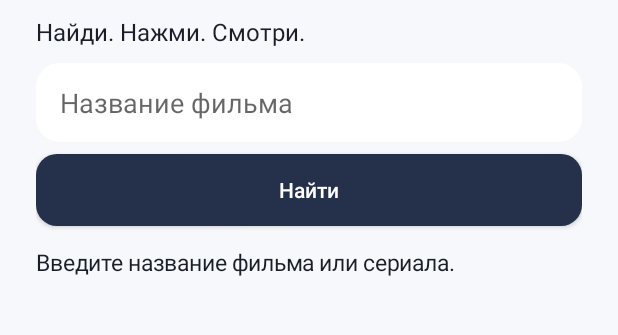
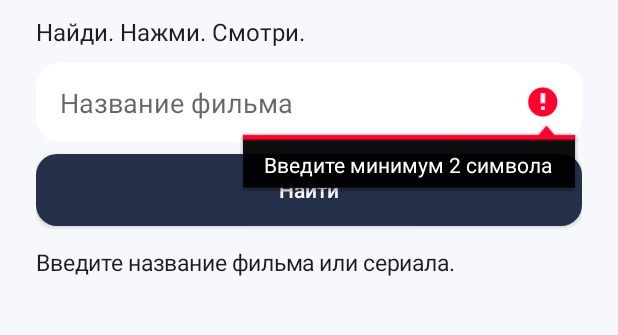
Before and after one commit to germany95reg-boop/KINEXO, an Android app: the screen it shows after launch (MainActivity), after a tap on "Найти", on a phone screen of 412 x 824 dp, the part 151-486 px from its top. Run offline under Robolectric (Android 15) with nearby library versions, the phone set to English and light mode, and no system bars.

Commit message:
Improve query validation and partial outage fallback

```diff
--- a/app/src/main/java/app/kinexo/MainActivity.java
+++ b/app/src/main/java/app/kinexo/MainActivity.java
@@ -7,13 +7,13 @@ public class MainActivity extends Activity {
  public void onCreate(Bundle b){super.onCreate(b);endpoint=BuildConfig.SEARCH_API.trim().replaceAll("/+$","");home();}
  GradientDrawable round(int color,int radius){GradientDrawable d=new GradientDrawable();d.setColor(color);d.setCornerRadius(dp(radius));return d;}
  void style(Button b,boolean primary){b.setAllCaps(false);b.setTextColor(primary?Color.WHITE:Color.rgb(25,30,40));b.setBackground(round(primary?Color.rgb(37,48,75):Color.WHITE,14));b.setPadding(dp(16),dp(12),dp(16),dp(12));LinearLayout.LayoutParams p=new LinearLayout.LayoutParams(-1,-2);p.setMargins(0,dp(8),0,dp(4));b.setLayoutParams(p);}
- void home(){generation++; failover=null; video=null; root=new LinearLayout(this);root.setOrientation(1);root.setPadding(dp(24),dp(32),dp(24),dp(16));root.setBackgroundColor(Color.rgb(247,248,251));setContentView(root);root.setOnApplyWindowInsetsListener((v,i)->{v.setPadding(dp(24),dp(20)+i.getSystemWindowInsetTop(),dp(24),dp(16)+i.getSystemWindowInsetBottom());return i;});TextView brand=label("KINEXO",36);brand.setTypeface(Typeface.DEFAULT,Typeface.BOLD);root.addView(brand);root.addView(label("Найди. Нажми. Смотри.",16));query=new EditText(this);query.setSingleLine(true);query.setText(lastQuery);query.setHint("Название фильма");query.setImeOptions(3);query.setBackground(round(Color.WHITE,16));query.setPadding(dp(16),dp(14),dp(16),dp(14));root.addView(query);Button b=new Button(this);b.setText("Найти");style(b,true);root.addView(b);b.setOnClickListener(v->search());query.setOnEditorActionListener((v,a,e)->{search();return true;});ScrollView sc=new ScrollView(this);results=new LinearLayout(this);results.setOrientation(1);sc.addView(results);root.addView(sc,new LinearLayout.LayoutParams(-1,0,1));results.addView(label("Введите название фильма или сериала.",15));}
- JSONObject get(String url)throws Exception{HttpURLConnection c=(HttpURLConnection)new URL(url).openConnection();c.setConnectTimeout(10000);c.setReadTimeout(25000);try(InputStream in=c.getInputStream();ByteArrayOutputStream out=new ByteArrayOutputStream()){byte[] buf=new byte[8192];int n;while((n=in.read(buf))!=-1){out.write(buf,0,n);if(out.size()>8000000)throw new IOException("Response too large");}return new JSONObject(out.toString("UTF-8"));}finally{c.disconnect();}}
+ void home(){generation++; failover=null; video=null; root=new LinearLayout(this);root.setOrientation(1);root.setPadding(dp(24),dp(32),dp(24),dp(16));root.setBackgroundColor(Color.rgb(247,248,251));setContentView(root);root.setOnApplyWindowInsetsListener((v,i)->{v.setPadding(dp(24),dp(20)+i.getSystemWindowInsetTop(),dp(24),dp(16)+i.getSystemWindowInsetBottom());return i;});TextView brand=label("KINEXO",36);brand.setTypeface(Typeface.DEFAULT,Typeface.BOLD);root.addView(brand);root.addView(label("Найди. Нажми. Смотри.",16));query=new EditText(this);query.setSingleLine(true);query.setFilters(new android.text.InputFilter[]{new android.text.InputFilter.LengthFilter(150)});query.setText(lastQuery);query.setHint("Название фильма");query.setImeOptions(3);query.setBackground(round(Color.WHITE,16));query.setPadding(dp(16),dp(14),dp(16),dp(14));root.addView(query);Button b=new Button(this);b.setText("Найти");style(b,true);root.addView(b);b.setOnClickListener(v->search());query.setOnEditorActionListener((v,a,e)->{search();return true;});ScrollView sc=new ScrollView(this);results=new LinearLayout(this);results.setOrientation(1);sc.addView(results);root.addView(sc,new LinearLayout.LayoutParams(-1,0,1));results.addView(label("Введите название фильма или сериала.",15));}
+ JSONObject get(String url)throws Exception{HttpURLConnection c=(HttpURLConnection)new URL(url).openConnection();c.setRequestProperty("Accept","application/json");c.setConnectTimeout(10000);c.setReadTimeout(25000);try(InputStream in=c.getInputStream();ByteArrayOutputStream out=new ByteArrayOutputStream()){byte[] buf=new byte[8192];int n;while((n=in.read(buf))!=-1){out.write(buf,0,n);if(out.size()>8000000)throw new IOException("Response too large");}return new JSONObject(out.toString("UTF-8"));}finally{c.disconnect();}}
  String enc(String s)throws Exception{return URLEncoder.encode(s,"UTF-8");}
- void search(){String q=query.getText().toString().trim();if(q.isEmpty())return;lastQuery=q;((InputMethodManager)getSystemService(INPUT_METHOD_SERVICE)).hideSoftInputFromWindow(query.getWindowToken(),0);if(!endpoint.isEmpty()){serverSearch(q);return;}archiveSearch(q);}
+ void search(){String q=query.getText().toString().trim();if(q.length()<2){query.setError("Введите минимум 2 символа");return;}if(q.length()>150){query.setError("Максимум 150 символов");return;}query.setError(null);lastQuery=q;((InputMethodManager)getSystemService(INPUT_METHOD_SERVICE)).hideSoftInputFromWindow(query.getWindowToken(),0);if(!endpoint.isEmpty()){serverSearch(q);return;}archiveSearch(q);}
  void archiveSearch(String q){int token=++generation;results.removeAllViews();results.addView(label("Поиск…",16));new Thread(()->{try{String safe=q.replaceAll("[^\\p{L}\\p{N} ]"," ");JSONObject j=get("https://archive.org/advancedsearch.php?q="+enc("title:("+safe+") AND mediatype:movies AND licenseurl:*creativecommons.org*")+"&fl[]=identifier&fl[]=title&rows=25&output=json");JSONArray a=j.getJSONObject("response").getJSONArray("docs");runOnUiThread(()->{if(token!=generation)return;results.removeAllViews();if(a.length()==0)results.addView(label("Ничего не найдено",18));for(int i=0;i<a.length();i++){JSONObject m=a.optJSONObject(i);if(m==null)continue;String id=m.optString("identifier"),title=m.optString("title",id);Button row=new Button(this);row.setAllCaps(false);row.setText("▶  "+title);style(row,false);results.addView(row);row.setOnClickListener(v->resolve(id,title));}});}catch(Exception e){runOnUiThread(()->{if(token==generation){results.removeAllViews();results.addView(label("Ошибка сети. Повторите поиск.",16));}});}}).start();}
 
- void serverSearch(String q){int token=++generation;String base=endpoint;results.removeAllViews();results.addView(label("Поиск по источникам…",16));new Thread(()->{try{JSONObject data=get(base+"/search?q="+enc(q));JSONArray items=data.getJSONArray("results");runOnUiThread(()->{if(token!=generation)return;results.removeAllViews();if(items.length()==0)results.addView(label("Ничего не найдено",18));JSONArray failed=data.optJSONArray("unavailable_providers");if(failed!=null&&failed.length()>0)results.addView(label("Часть источников недоступна",14));for(int i=0;i<items.length();i++){JSONObject item=items.optJSONObject(i);if(item==null)continue;Button row=new Button(this);row.setAllCaps(false);row.setText("▶  "+item.optString("title"));style(row,false);results.addView(row);row.setOnClickListener(v->{java.util.ArrayList<String> urls=new java.util.ArrayList<>();addUrl(urls,item.optString("url"));JSONArray alt=item.optJSONArray("alternatives");if(alt!=null)for(int k=0;k<alt.length();k++){JSONObject a=alt.optJSONObject(k);if(a!=null)addUrl(urls,a.optString("url"));}if(!urls.isEmpty())playAlternatives(item.optString("title"),urls,0);else Toast.makeText(this,"Нет доступного видео",Toast.LENGTH_SHORT).show();});}});}catch(Exception e){runOnUiThread(()->{if(token==generation){archiveSearch(q);}});}}).start();}
+ void serverSearch(String q){int token=++generation;String base=endpoint;results.removeAllViews();results.addView(label("Поиск по источникам…",16));new Thread(()->{try{JSONObject data=get(base+"/search?q="+enc(q));JSONArray items=data.getJSONArray("results");runOnUiThread(()->{if(token!=generation)return;results.removeAllViews();JSONArray failed=data.optJSONArray("unavailable_providers");if(items.length()==0&&failed!=null&&failed.length()>0){archiveSearch(q);return;}if(items.length()==0)results.addView(label("Ничего не найдено",18));if(failed!=null&&failed.length()>0)results.addView(label("Часть источников недоступна",14));for(int i=0;i<items.length();i++){JSONObject item=items.optJSONObject(i);if(item==null)continue;Button row=new Button(this);row.setAllCaps(false);row.setText("▶  "+item.optString("title"));style(row,false);results.addView(row);row.setOnClickListener(v->{java.util.ArrayList<String> urls=new java.util.ArrayList<>();addUrl(urls,item.optString("url"));JSONArray alt=item.optJSONArray("alternatives");if(alt!=null)for(int k=0;k<alt.length();k++){JSONObject a=alt.optJSONObject(k);if(a!=null)addUrl(urls,a.optString("url"));}if(!urls.isEmpty())playAlternatives(item.optString("title"),urls,0);else Toast.makeText(this,"Нет доступного видео",Toast.LENGTH_SHORT).show();});}});}catch(Exception e){runOnUiThread(()->{if(token==generation){archiveSearch(q);}});}}).start();}
  void addUrl(java.util.ArrayList<String> urls,String u){if("https".equals(Uri.parse(u).getScheme())&&!urls.contains(u))urls.add(u);}
  void playAlternatives(String title,java.util.ArrayList<String> urls,int index){play(title,urls.get(index));failover=()->{if(index+1<urls.size()){video.release();playAlternatives(title,urls,index+1);}else Toast.makeText(this,"Все источники недоступны",Toast.LENGTH_LONG).show();};}
  void resolve(String id,String title){int token=++generation;results.removeAllViews();results.addView(label("Подготовка видео…",16));new Thread(()->{try{JSONObject j=get("https://archive.org/metadata/"+enc(id));JSONArray a=j.getJSONArray("files");String path=null;for(int i=0;i<a.length();i++){String n=a.getJSONObject(i).optString("name");if(n.toLowerCase(java.util.Locale.ROOT).endsWith(".mp4")){path=n;break;}}if(path==null)throw new IOException();String url="https://archive.org/download/"+Uri.encode(id)+"/"+Uri.encode(path,"/");runOnUiThread(()->{if(token==generation)play(title,url);});}catch(Exception e){runOnUiThread(()->{if(token==generation){results.removeAllViews();results.addView(label("Видео недоступно. Повторите поиск.",16));}});}}).start();}
```
